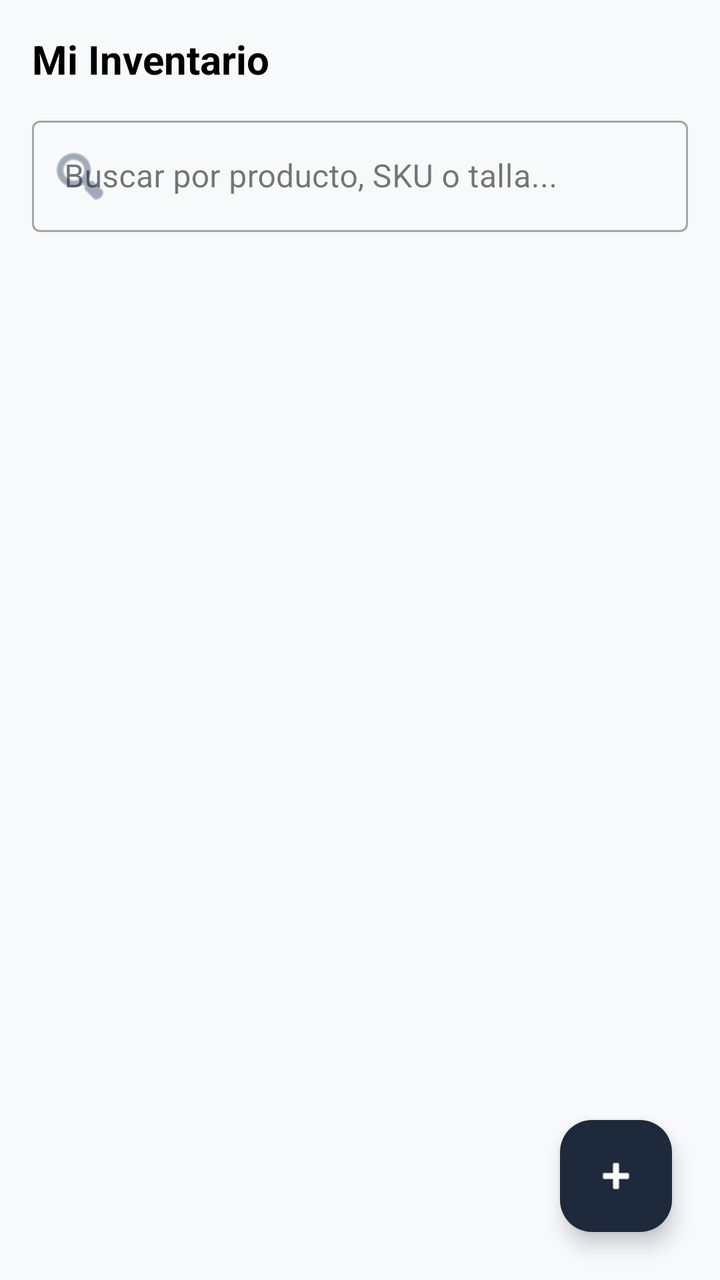
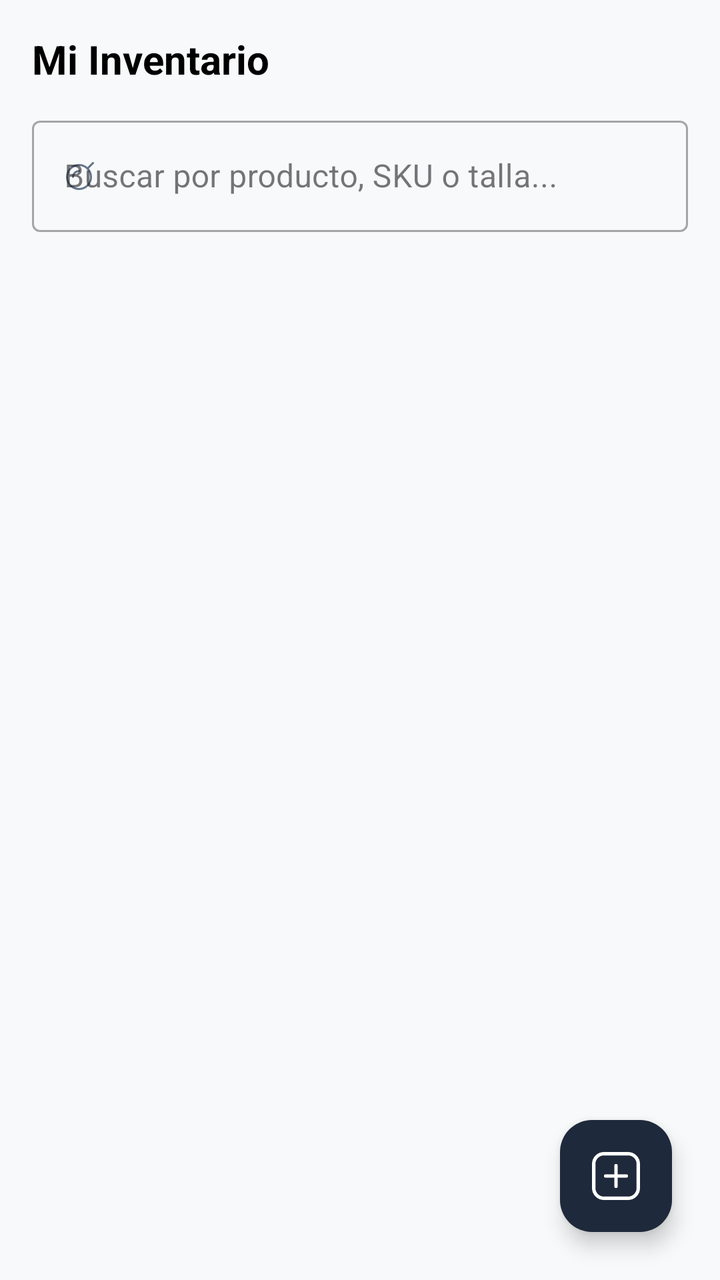

The first picture is an Android layout as it rendered before a commit; the second is the same layout after the commit. The layout source and the unified diff follow.
<!-- AndroidManifest.xml: application theme Theme.DAJHO -->
<!-- res/layout/fragment_inventario.xml -->
<?xml version="1.0" encoding="utf-8"?>
<androidx.constraintlayout.widget.ConstraintLayout xmlns:android="http://schemas.android.com/apk/res/android"
    xmlns:app="http://schemas.android.com/apk/res-auto"
    xmlns:tools="http://schemas.android.com/tools"
    android:id="@+id/main"
    android:layout_width="match_parent"
    android:layout_height="match_parent"
    android:background="#F8F9FA"
    tools:context=".InventarioFragment">

    
    <TextView
        android:id="@+id/tvTitle"
        android:layout_width="wrap_content"
        android:layout_height="wrap_content"
        android:layout_margin="16dp"
        android:text="Mi Inventario"
        android:textColor="@android:color/black"
        android:textSize="20sp"
        android:textStyle="bold"
        app:layout_constraintStart_toStartOf="parent"
        app:layout_constraintTop_toTopOf="parent" />

    
    <com.google.android.material.textfield.TextInputLayout
        android:id="@+id/tilSearch"
        style="@style/Widget.MaterialComponents.TextInputLayout.OutlinedBox"
        android:layout_width="0dp"
        android:layout_height="wrap_content"
        android:layout_marginHorizontal="16dp"
        android:layout_marginTop="12dp"
        android:hint="Buscar por producto, SKU o talla..."
        app:startIconDrawable="@android:drawable/ic_menu_search"
        app:startIconTint="#64748B"
        app:layout_constraintTop_toBottomOf="@id/tvTitle"
        app:layout_constraintStart_toStartOf="parent"
        app:layout_constraintEnd_toEndOf="parent">

        <com.google.android.material.textfield.TextInputEditText
            android:id="@+id/etSearch"
            android:layout_width="match_parent"
            android:layout_height="wrap_content"
            android:inputType="text"
            android:maxLines="1" />

    </com.google.android.material.textfield.TextInputLayout>

    
    <androidx.recyclerview.widget.RecyclerView
        android:id="@+id/rvInventario"
        android:layout_width="0dp"
        android:layout_height="0dp"
        android:layout_marginTop="12dp"
        android:paddingHorizontal="16dp"
        android:clipToPadding="false"
        app:layout_constraintTop_toBottomOf="@id/tilSearch"
        app:layout_constraintBottom_toBottomOf="parent"
        app:layout_constraintStart_toStartOf="parent"
        app:layout_constraintEnd_toEndOf="parent" />

    
    <com.google.android.material.floatingactionbutton.FloatingActionButton
        android:id="@+id/fabAgregarProducto"
        android:layout_width="wrap_content"
        android:layout_height="wrap_content"
        android:layout_margin="24dp"
        android:contentDescription="Agregar producto"
        android:src="@android:drawable/ic_input_add"
        app:backgroundTint="#1E293B"
        app:tint="@android:color/white"
        app:layout_constraintBottom_toBottomOf="parent"
        app:layout_constraintEnd_toEndOf="parent" />

</androidx.constraintlayout.widget.ConstraintLayout>
<!-- resources referenced by this layout -->
<resources>
  <style name="Theme.DAJHO" parent="Base.Theme.DAJHO" />
  <style name="Base.Theme.DAJHO" parent="Theme.Material3.DayNight.NoActionBar">
          
          
      </style>
</resources>

<!-- the commit's change to res/layout/fragment_inventario.xml (unified diff, before → after) -->
@@ -30,7 +30,7 @@
         android:layout_marginHorizontal="16dp"
         android:layout_marginTop="12dp"
         android:hint="Buscar por producto, SKU o talla..."
-        app:startIconDrawable="@android:drawable/ic_menu_search"
+        app:startIconDrawable="@drawable/ic_search"
         app:startIconTint="#64748B"
         app:layout_constraintTop_toBottomOf="@id/tvTitle"
         app:layout_constraintStart_toStartOf="parent"
@@ -65,7 +65,7 @@
         android:layout_height="wrap_content"
         android:layout_margin="24dp"
         android:contentDescription="Agregar producto"
-        android:src="@android:drawable/ic_input_add"
+        android:src="@drawable/ic_plus"
         app:backgroundTint="#1E293B"
         app:tint="@android:color/white"
         app:layout_constraintBottom_toBottomOf="parent"
<!-- resource entries referenced after the edit -->
@@ -1,5 +1,69 @@
 <!-- resources referenced by this layout -->
 <resources>
+  <!-- drawable ic_plus (drawable) -->
+  <vector xmlns:android="http://schemas.android.com/apk/res/android"
+      android:width="14dp"
+      android:height="14dp"
+      android:viewportWidth="14"
+      android:viewportHeight="14">
+    <group>
+      <clip-path
+          android:pathData="M0,0h14v14h-14z"/>
+      <path
+          android:strokeWidth="1"
+          android:pathData="M7,4V10"
+          android:strokeLineJoin="round"
+          android:fillColor="#00000000"
+          android:strokeColor="#000001"
+          android:strokeLineCap="round"/>
+      <path
+          android:strokeWidth="1"
+          android:pathData="M4,7H10"
+          android:strokeLineJoin="round"
+          android:fillColor="#00000000"
+          android:strokeColor="#000001"
+          android:strokeLineCap="round"/>
+      <path
+          android:strokeWidth="1"
+          android:pathData="M3.5,0.5H10.5C12.157,0.5 13.5,1.843 13.5,3.5V10.5C13.5,12.157 12.157,13.5 10.5,13.5H3.5C1.843,13.5 0.5,12.157 0.5,10.5V3.5C0.5,1.843 1.843,0.5 3.5,0.5Z"
+          android:strokeLineJoin="round"
+          android:fillColor="#00000000"
+          android:strokeColor="#000001"
+          android:strokeLineCap="round"/>
+    </group>
+  </vector>
+  <!-- drawable ic_search (drawable) -->
+  <vector xmlns:android="http://schemas.android.com/apk/res/android"
+      android:width="14dp"
+      android:height="14dp"
+      android:viewportWidth="14"
+      android:viewportHeight="14">
+    <group>
+      <clip-path
+          android:pathData="M0,0h14v14h-14z"/>
+      <path
+          android:strokeWidth="1"
+          android:pathData="M12.5,7.5C12.5,10.814 9.814,13.5 6.5,13.5C3.186,13.5 0.5,10.814 0.5,7.5C0.5,4.186 3.186,1.5 6.5,1.5C9.814,1.5 12.5,4.186 12.5,7.5Z"
+          android:strokeLineJoin="round"
+          android:fillColor="#00000000"
+          android:strokeColor="#000001"
+          android:strokeLineCap="round"/>
+      <path
+          android:strokeWidth="1"
+          android:pathData="M13.5,0.5L10.74,3.26"
+          android:strokeLineJoin="round"
+          android:fillColor="#00000000"
+          android:strokeColor="#000001"
+          android:strokeLineCap="round"/>
+      <path
+          android:strokeWidth="1"
+          android:pathData="M3.5,7.5C3.5,6.704 3.816,5.941 4.379,5.379C4.941,4.816 5.704,4.5 6.5,4.5"
+          android:strokeLineJoin="round"
+          android:fillColor="#00000000"
+          android:strokeColor="#000001"
+          android:strokeLineCap="round"/>
+    </group>
+  </vector>
   <style name="Theme.DAJHO" parent="Base.Theme.DAJHO" />
   <style name="Base.Theme.DAJHO" parent="Theme.Material3.DayNight.NoActionBar">
           
